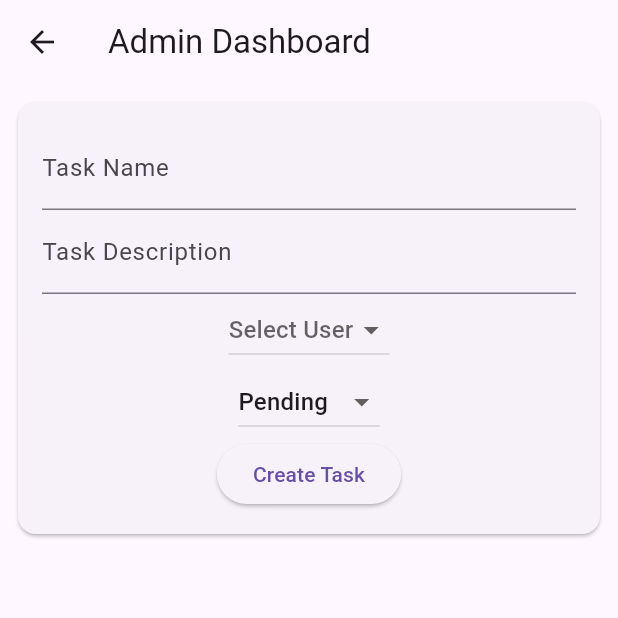
After one commit to Abbas1243/ISA-APP-DEV, a Flutter app: the AdminPage screen opened directly, after a tap on "Create Task", on a phone screen of 412 x 824 dp, the top half of it. The commit adds this screen. Run offline on Flutter 3.47's test engine with Material 3 defaults, Android fonts, the phone set to English and light mode, and no system bars; our stand-ins replace flutter_local_notifications, supabase_flutter; accounts and stored records are empty.

```diff
--- /dev/null
+++ b/week4/isa_task_app/lib/admin.dart
@@ -0,0 +1,176 @@
+import 'package:flutter/material.dart';
+import 'package:supabase_flutter/supabase_flutter.dart';
+
+class AdminPage extends StatefulWidget {
+  @override
+  _AdminPageState createState() => _AdminPageState();
+}
+
+class _AdminPageState extends State<AdminPage> {
+  List tasks = [];
+  TextEditingController _taskNameController = TextEditingController();
+  TextEditingController _taskDescriptionController = TextEditingController();
+  String _assignedTo = '';
+  String _status = 'Pending';
+
+  @override
+  void initState() {
+    super.initState();
+    fetchTasks();
+  }
+
+  // Fetch all tasks from Supabase
+  Future<void> fetchTasks() async {
+    final response =
+        await Supabase.instance.client.from('tasks').select().single();
+    setState(() {
+      tasks = response.data ?? [];
+    });
+  }
+
+  // Create a new task
+  Future<void> createTask() async {
+    final response = await Supabase.instance.client.from('tasks').insert([
+      {
+        'task_name': _taskNameController.text,
+        'description': _taskDescriptionController.text,
+        'status': _status,
+        'assigned_to': _assignedTo,
+        'created_at': DateTime.now().toIso8601String(),
+      }
+    ]).single();
+
+    if (response.error == null) {
+      // After task creation, clear inputs and fetch tasks again
+      _taskNameController.clear();
+      _taskDescriptionController.clear();
+      setState(() {
+        _assignedTo = '';
+        _status = 'Pending';
+      });
+      fetchTasks();
+    } else {
+      print('Error: ${response.error?.message}');
+    }
+  }
+
+  // Update task status (mark as complete or pending)
+  Future<void> updateTaskStatus(String taskId, String status) async {
+    final response = await Supabase.instance.client
+        .from('tasks')
+        .update({'status': status})
+        .eq('id', taskId)
+        .single();
+
+    if (response.error == null) {
+      fetchTasks();
+    } else {
+      print('Error: ${response.error?.message}');
+    }
+  }
+
+  @override
+  Widget build(BuildContext context) {
+    return Scaffold(
+      appBar: AppBar(title: Text('Admin Dashboard')),
+      body: Padding(
+        padding: const EdgeInsets.all(8.0),
+        child: Column(
+          children: [
+            // Task Creation Form
+            Card(
+              child: Padding(
+                padding: const EdgeInsets.all(16.0),
+                child: Column(
+                  children: [
+                    TextField(
+                      controller: _taskNameController,
+                      decoration: InputDecoration(labelText: 'Task Name'),
+                    ),
+                    TextField(
+                      controller: _taskDescriptionController,
+                      decoration:
+                          InputDecoration(labelText: 'Task Description'),
+                    ),
+                    DropdownButton<String>(
+                      value: _assignedTo,
+                      hint: Text('Select User'),
+                      items: [
+                        // You can replace with user fetching logic
+                        DropdownMenuItem(
+                          value: 'user1', // Example user
+                          child: Text('User 1'),
+                        ),
+                        DropdownMenuItem(
+                          value: 'user2', // Example user
+                          child: Text('User 2'),
+                        ),
+                      ],
+                      onChanged: (value) {
+                        setState(() {
+                          _assignedTo = value ?? '';
+                        });
+                      },
+                    ),
+                    DropdownButton<String>(
+                      value: _status,
+                      items: [
+                        DropdownMenuItem(
+                          value: 'Pending',
+                          child: Text('Pending'),
+                        ),
+                        DropdownMenuItem(
+                          value: 'Complete',
+                          child: Text('Complete'),
+                        ),
+                      ],
+                      onChanged: (value) {
+                        setState(() {
+                          _status = value ?? 'Pending';
+                        });
+                      },
+                    ),
+                    ElevatedButton(
+                      onPressed: createTask,
+                      child: Text('Create Task'),
+                    ),
+                  ],
+                ),
+              ),
+            ),
+            SizedBox(height: 20),
+            // Display List of Tasks
+            Expanded(
+              child: ListView.builder(
+                itemCount: tasks.length,
+                itemBuilder: (context, index) {
+                  final task = tasks[index];
+                  return Card(
+                    child: ListTile(
+                      title: Text(task['task_name']),
+                      subtitle: Text('Assigned to: ${task['assigned_to']}'),
+                      trailing: Text(task['status']),
+                      onTap: () {
+                        // Update the task status (toggle between 'Complete' and 'Pending')
+                        String newStatus = task['status'] == 'Pending'
+                            ? 'Complete'
+                            : 'Pending';
+                        updateTaskStatus(task['id'], newStatus);
+                      },
+                    ),
+                  );
+                },
+              ),
+            ),
+          ],
+        ),
+      ),
+    );
+  }
+}
+
+extension on PostgrestMap {
+  List? get data => null;
+
+  get error => null;
+}
--- a/week4/isa_task_app/lib/login_screen.dart
+++ b/week4/isa_task_app/lib/login_screen.dart
@@ -5,7 +5,7 @@ import 'package:supabase_flutter/supabase_flutter.dart';
 final supabase = Supabase.instance.client;
 
 class LoginScreen extends StatefulWidget {
-  const LoginScreen({Key? key}) : super(key: key);
+  const LoginScreen({super.key});
 
   @override
   _LoginScreenState createState() => _LoginScreenState();
--- a/week4/isa_task_app/lib/profile_page.dart
+++ b/week4/isa_task_app/lib/profile_page.dart
@@ -1,5 +1,5 @@
 import 'package:flutter/material.dart';
-import 'package:isa_task_app/notification_screen.dart';
+import 'package:isa_task_app/notif_app.dart';
 import 'package:isa_task_app/yours_task.dart';
 import 'package:supabase_flutter/supabase_flutter.dart';
 import 'package:isa_task_app/resources_page.dart';
--- a/week4/isa_task_app/lib/yours_task.dart
+++ b/week4/isa_task_app/lib/yours_task.dart
@@ -1,4 +1,5 @@
 import 'package:flutter/material.dart';
+import 'package:isa_task_app/notif_app.dart';
 import 'package:isa_task_app/profile_page.dart';
 import 'package:supabase_flutter/supabase_flutter.dart';
 
@@ -189,7 +190,10 @@ class _YourTasksScreenState extends State<YourTasksScreen>
                 Navigator.pushNamed(context, '/home');
                 break;
               case 1:
-                Navigator.pushNamed(context, '/notifications');
+                Navigator.push(
+                    context,
+                    MaterialPageRoute(
+                        builder: (context) => NotificationScreen()));
                 break;
               case 2:
                 Navigator.push(
--- a/week4/isa_task_app/pubspec.yaml
+++ b/week4/isa_task_app/pubspec.yaml
@@ -36,6 +36,7 @@ dependencies:
   cupertino_icons: ^1.0.8
   supabase_flutter: ^2.8.2
   intl: ^0.20.1
+  flutter_local_notifications: ^12.0.3
 
 dev_dependencies:
   flutter_test:
```
Also changed, not shown: week4/isa_task_app/lib/main.dart (+11 -0 lines), week4/isa_task_app/lib/notif_app.dart (added, +198 -0 lines), week4/isa_task_app/lib/notification_screen.dart (deleted, +0 -13 lines), week4/isa_task_app/lib/splash_screen.dart (+7 -1 lines), week4/isa_task_app/pubspec.lock, 2 other files.
